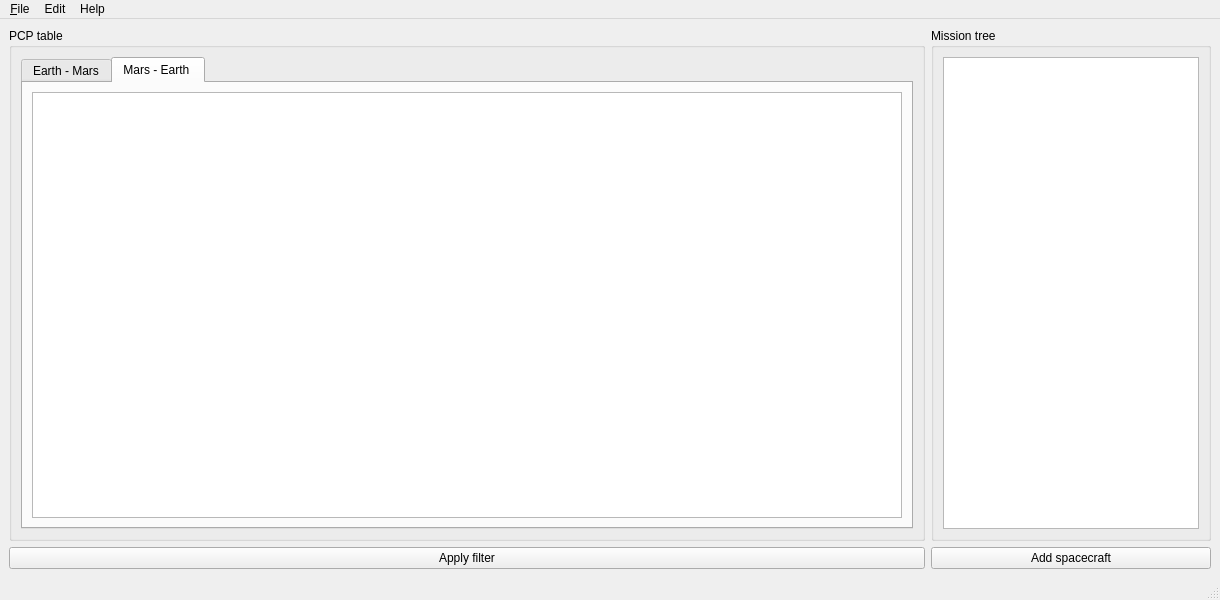
Qt form src/main_window.ui (jorialand/sonet_tfm_horia) before a commit.
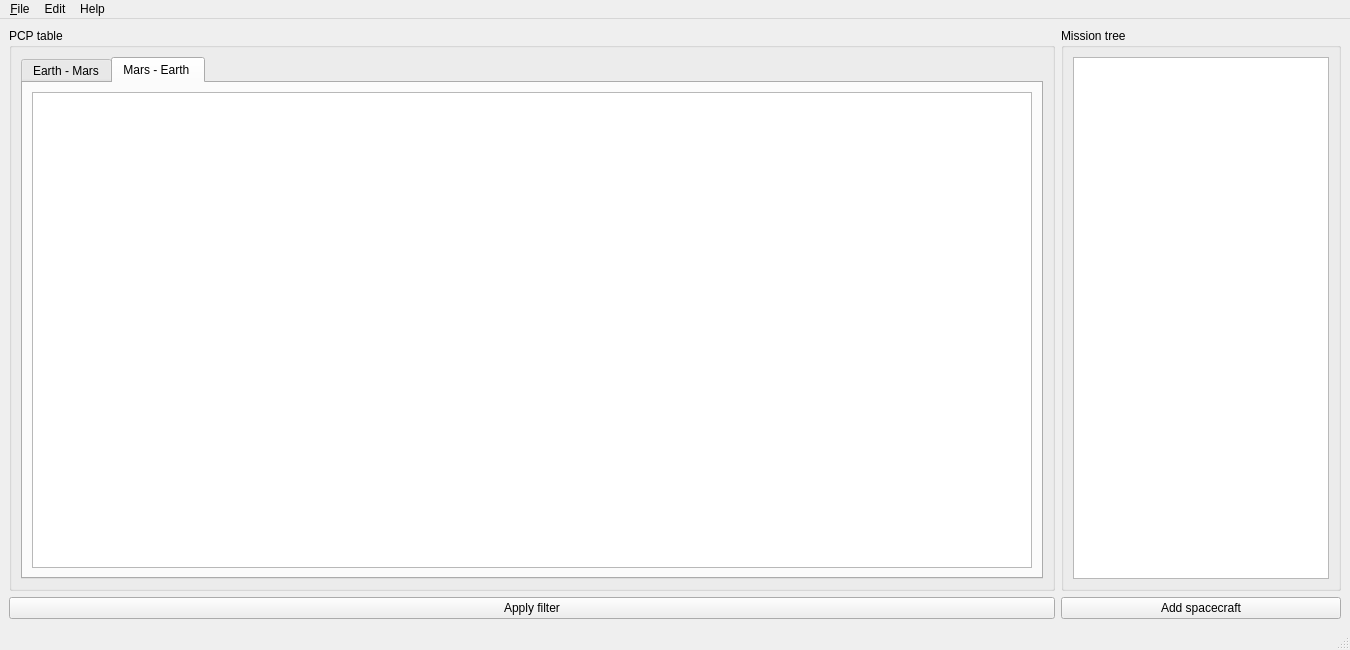
The same form after that commit.

Commit message: [#2] Minor changes in main window, bigger size to accomodate the whole PCP table without scrolling.

```diff
--- a/src/main_window.ui
+++ b/src/main_window.ui
@@ -6,8 +6,8 @@
    <rect>
     <x>0</x>
     <y>0</y>
-    <width>1220</width>
-    <height>600</height>
+    <width>1350</width>
+    <height>650</height>
    </rect>
   </property>
   <property name="sizePolicy">
@@ -141,7 +141,7 @@
     <rect>
      <x>0</x>
      <y>0</y>
-     <width>1220</width>
+     <width>1350</width>
      <height>22</height>
     </rect>
    </property>
```
The commit also changes 2 other files.
